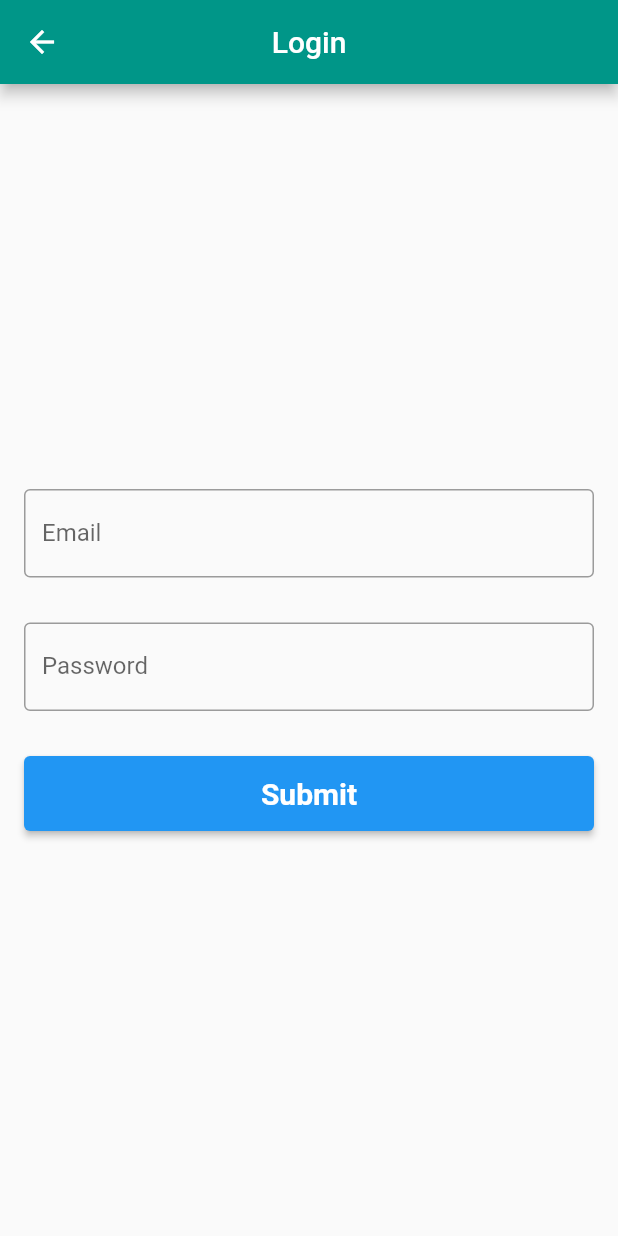
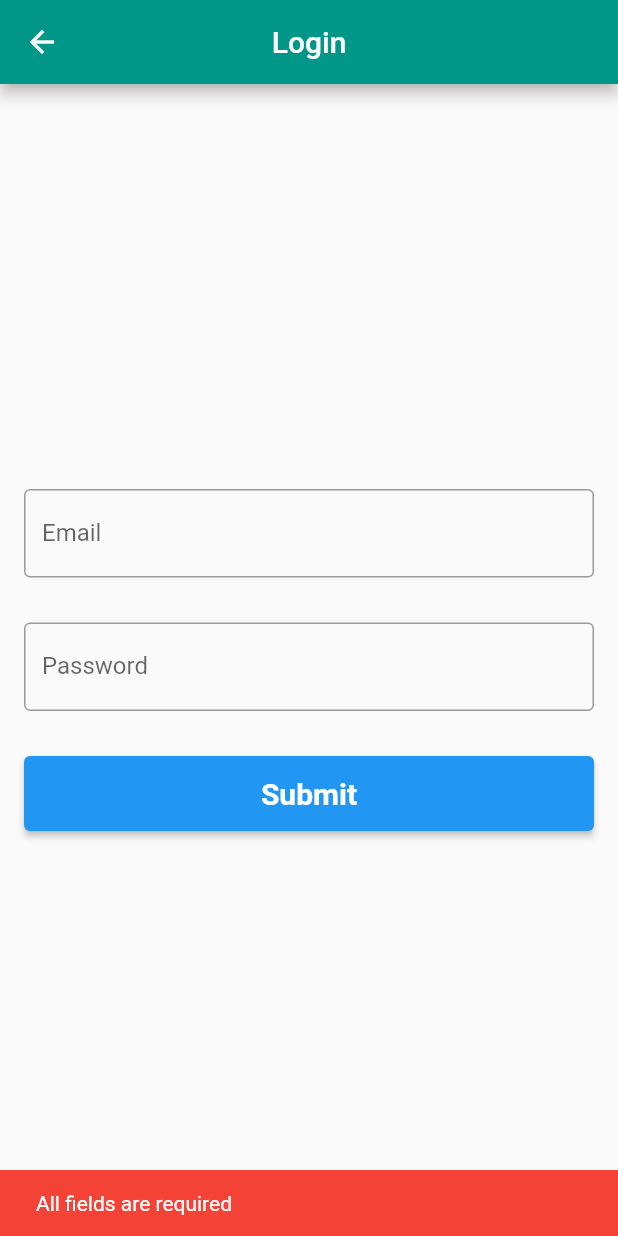
Before and after one commit to joseniandroid/usjr_flutter_firebase, a Flutter app: the LoginScreen screen opened directly, after a tap on "Submit", on a phone screen of 412 x 824 dp. Run offline on Flutter 3.47's test engine with Material 2 defaults, Android fonts, the light colour scheme and no system bars; our stand-ins replace firebase_core; accounts and stored records are empty.

Commit message:
refactor showSnackbarError to UiUtils class

```diff
--- a/lib/screens/login_screen.dart
+++ b/lib/screens/login_screen.dart
@@ -1,4 +1,6 @@
 import 'package:flutter/material.dart';
+
+import '../utils/ui.dart';
 
 class LoginScreen extends StatelessWidget {
   LoginScreen({Key? key}) : super(key: key);
@@ -40,7 +42,14 @@ class LoginScreen extends StatelessWidget {
               width: double.infinity,
               height: 50,
               child: ElevatedButton(
-                onPressed: () {},
+                onPressed: () {
+                  if (_emailCtrl.text.isEmpty || _passwordCtrl.text.isEmpty) {
+                    UiUtils.showSnackbarError(
+                        context, 'All fields are required');
+                  } else {
+                    // TODO: Login the user
+                  }
+                },
                 child: const Text(
                   'Submit',
                   style: TextStyle(
--- /dev/null
+++ b/lib/utils/ui.dart
@@ -0,0 +1,12 @@
+import 'package:flutter/material.dart';
+
+class UiUtils {
+  static void showSnackbarError(BuildContext context, String message) {
+    ScaffoldMessenger.of(context).showSnackBar(
+      SnackBar(
+        content: Text(message),
+        backgroundColor: Colors.red,
+      ),
+    );
+  }
+}
```
Also changed, not shown: lib/screens/register_screen.dart (+5 -11 lines).
